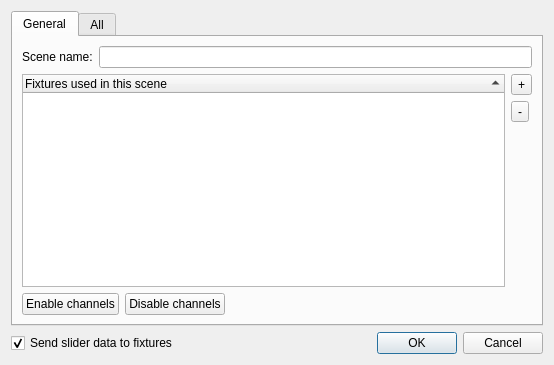
Bondzio/qlc, file branches/qt4/main/src/sceneeditor.ui: the form before one commit.
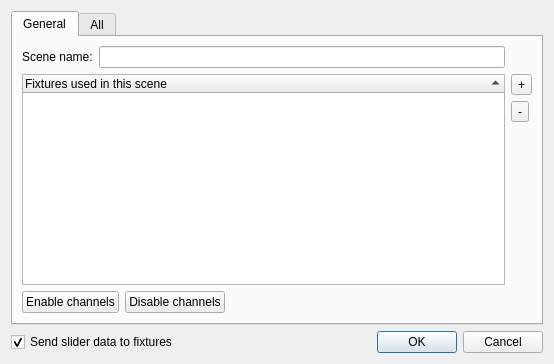
The form after the commit.

```diff
--- a/branches/qt4/main/src/sceneeditor.ui
+++ b/branches/qt4/main/src/sceneeditor.ui
@@ -6,7 +6,7 @@
     <x>0</x>
     <y>0</y>
     <width>554</width>
-    <height>365</height>
+    <height>364</height>
    </rect>
   </property>
   <property name="windowTitle" >
@@ -44,34 +44,28 @@
         <x>0</x>
         <y>0</y>
         <width>532</width>
-        <height>283</height>
+        <height>282</height>
        </rect>
       </property>
       <attribute name="title" >
        <string>General</string>
       </attribute>
-      <layout class="QVBoxLayout" name="verticalLayout_2" >
-       <item>
-        <layout class="QHBoxLayout" name="horizontalLayout_2" >
-         <item>
+      <layout class="QGridLayout" name="gridLayout_2" >
+       <item row="0" column="0" >
           <widget class="QLabel" name="m_nameLabel" >
            <property name="text" >
             <string>Scene name:</string>
            </property>
           </widget>
          </item>
-         <item>
+       <item row="0" column="1" colspan="3" >
           <widget class="QLineEdit" name="m_nameEdit" >
            <property name="toolTip" >
             <string>Name of this scene</string>
            </property>
           </widget>
          </item>
-        </layout>
-       </item>
-       <item>
-        <layout class="QHBoxLayout" name="horizontalLayout" >
-         <item>
+       <item row="1" column="0" colspan="4" >
           <widget class="QTreeWidget" name="m_tree" >
            <property name="alternatingRowColors" >
             <bool>true</bool>
@@ -101,7 +95,7 @@
            </column>
           </widget>
          </item>
-         <item>
+       <item row="1" column="4" >
           <layout class="QVBoxLayout" name="verticalLayout" >
            <item>
             <widget class="QToolButton" name="m_addFixtureButton" >
@@ -138,11 +132,7 @@
            </item>
           </layout>
          </item>
-        </layout>
-       </item>
-       <item>
-        <layout class="QHBoxLayout" name="horizontalLayout_3" >
-         <item>
+       <item row="2" column="0" colspan="2" >
           <widget class="QPushButton" name="m_enableChannelsButton" >
            <property name="toolTip" >
             <string>Enable all channels in currently selected fixtures</string>
@@ -152,7 +142,7 @@
            </property>
           </widget>
          </item>
-         <item>
+       <item row="2" column="2" >
           <widget class="QPushButton" name="m_disableChannelsButton" >
            <property name="toolTip" >
             <string>Disable all channels in currently selected fixtures</string>
@@ -162,20 +152,18 @@
            </property>
           </widget>
          </item>
-         <item>
+       <item row="2" column="3" >
           <spacer name="horizontalSpacer" >
            <property name="orientation" >
             <enum>Qt::Horizontal</enum>
            </property>
            <property name="sizeHint" stdset="0" >
             <size>
-             <width>268</width>
-             <height>20</height>
+           <width>261</width>
+           <height>23</height>
             </size>
            </property>
           </spacer>
-         </item>
-        </layout>
        </item>
       </layout>
      </widget>
```
Left out of the diff: 40 changed lines with no effect on the pictures. Lines whose indentation alone changed are shown as unchanged.
